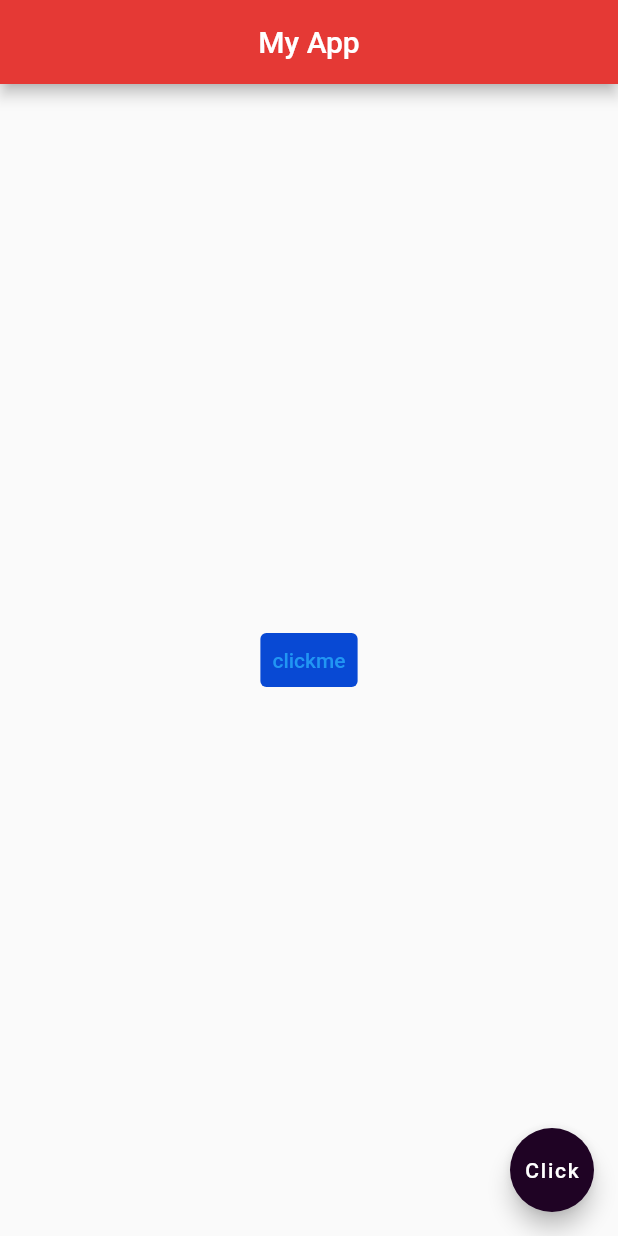
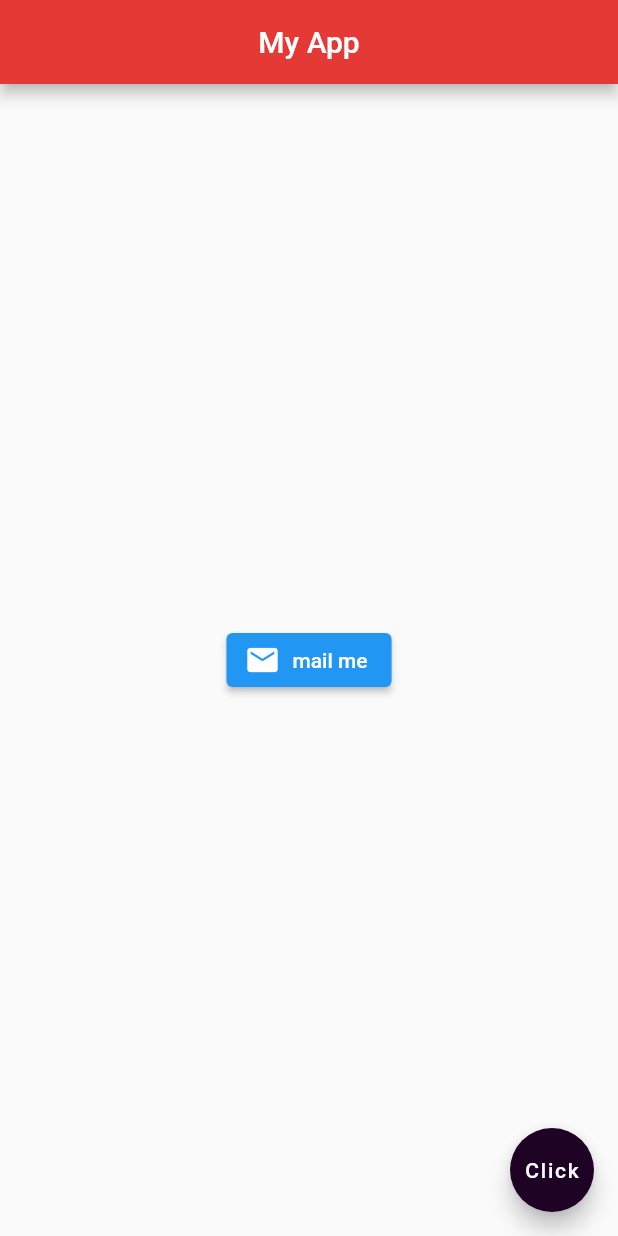
Before and after one commit to ArthurNamutilu/hello_app, a Flutter app: the screen it shows after launch, on a phone screen of 412 x 824 dp. Run offline on Flutter 3.47's test engine with Material 2 defaults, Android fonts, the phone set to English and light mode, and no system bars.

Commit message:
button.icon()

```diff
--- a/lib/main.dart
+++ b/lib/main.dart
@@ -13,14 +13,10 @@ class Home extends StatelessWidget {
         backgroundColor: Colors.red[600],
       ),
       body: Center(
-          child: TextButton(
-        onPressed: () {
-          print('Button clicked');
-        },
-        child: Text('clickme'),
-        style: TextButton.styleFrom(
-            backgroundColor: Color.fromARGB(255, 8, 73, 212)),
-      )),
+          child: ElevatedButton.icon(
+              onPressed: () {},
+              icon: Icon(Icons.mail),
+              label: Text('mail me'))),
       floatingActionButton: FloatingActionButton(
         child: Text('Click'),
         backgroundColor: Color.fromARGB(255, 31, 3, 36),
```
